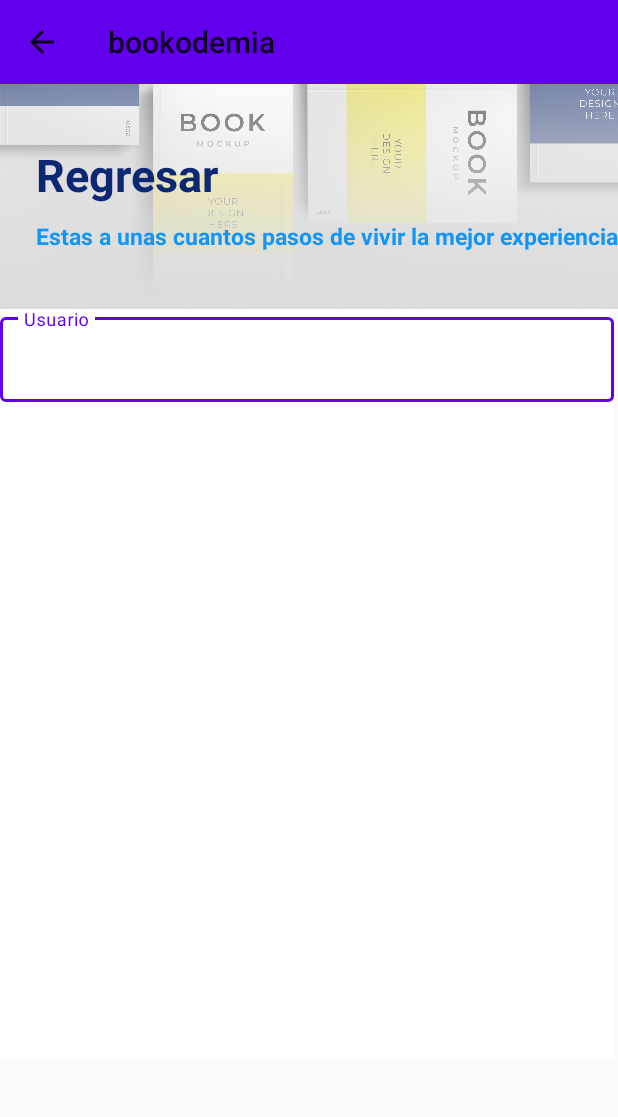
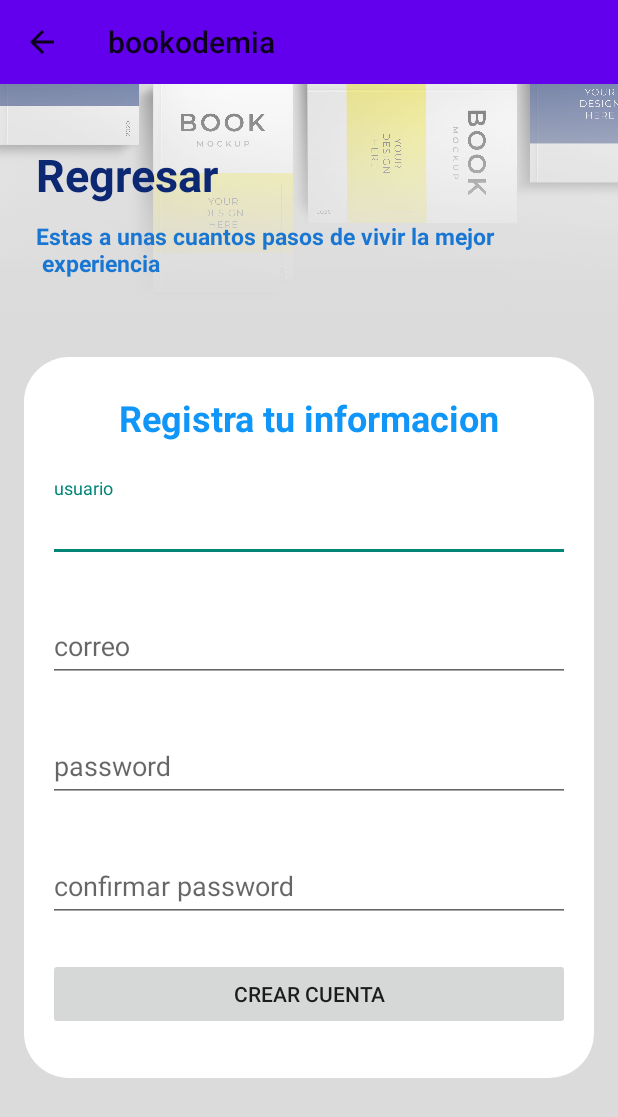
Before and after one commit to EdwMendz/Bookodemia, an Android app: the Registro screen opened directly, with no data from a screen before it, on a phone screen of 412 x 824 dp. Shown: the top 1117 px of the screen. Run offline under Robolectric (Android 15) with nearby library versions, the phone set to English and light mode, and no system bars.

Commit message:
Se trabajo en el diseño de registro de usuario

```diff
--- a/app/src/main/res/layout/activity_registro.xml
+++ b/app/src/main/res/layout/activity_registro.xml
@@ -4,14 +4,16 @@
     xmlns:tools="http://schemas.android.com/tools"
     android:layout_width="match_parent"
     android:layout_height="match_parent"
-    tools:context=".Registro">
+    tools:context=".Registro"
+    android:background="@color/background">
 
     <androidx.constraintlayout.widget.ConstraintLayout
         android:id="@+id/constraintLayout"
         android:layout_width="match_parent"
         android:layout_height="wrap_content"
         app:layout_constraintStart_toStartOf="parent"
-        tools:ignore="MissingConstraints">
+        tools:ignore="MissingConstraints"
+        android:background="@color/background">
 
         <ImageView
             android:id="@+id/imageView"
@@ -19,7 +21,8 @@
             android:layout_height="150dp"
             android:scaleType="centerCrop"
             android:src="@drawable/banner"
-            tools:ignore="MissingConstraints" />
+            tools:ignore="MissingConstraints"
+            android:contentDescription="TODO" />
 
 
         <TextView
@@ -28,7 +31,7 @@
             android:layout_height="wrap_content"
             android:layout_marginStart="24dp"
             android:layout_marginTop="40dp"
-            android:text="Regresar"
+            android:text="@string/tv_regresar"
             android:textColor="@color/primary"
             android:textSize="30sp"
             android:textStyle="bold"
@@ -41,8 +44,8 @@
             android:layout_height="wrap_content"
             android:layout_marginStart="24dp"
             android:layout_marginTop="10dp"
-            android:text="Estas a unas cuantos pasos de vivir la mejor experiencia "
-            android:textColor="@color/secondary"
+            android:text="@string/tv_experiencia"
+            android:textColor="#1976D2"
             android:textSize="15sp"
             android:textStyle="bold"
             app:layout_constraintStart_toStartOf="@+id/imageView"
@@ -50,37 +53,112 @@
 
 
         <com.google.android.material.card.MaterialCardView
-            android:layout_width="409dp"
-            android:layout_height="500dp"
+            android:layout_width="0dp"
+            android:layout_height="wrap_content"
+            android:layout_marginStart="16dp"
+            android:layout_marginTop="32dp"
+            android:layout_marginEnd="16dp"
+            app:layout_constraintEnd_toEndOf="parent"
+            app:layout_constraintStart_toStartOf="parent"
             app:layout_constraintTop_toBottomOf="@+id/imageView"
-            tools:layout_editor_absoluteX="1dp">
+            style="?attr/materialCardViewElevatedStyle"
+            app:cardCornerRadius="30dp"
+            android:elevation="10dp">
 
-            <com.google.android.material.textfield.TextInputLayout
-                android:id="@+id/usuario"
-                style="@style/Widget.MaterialComponents.TextInputLayout.OutlinedBox"
+            <androidx.constraintlayout.widget.ConstraintLayout
                 android:layout_width="match_parent"
-                android:layout_height="wrap_content"
-                android:hint="Usuario">
+                android:layout_height="match_parent">
 
-                <com.google.android.material.textfield.TextInputEditText
-                    android:layout_width="match_parent"
+                <TextView
+                    android:id="@+id/textView"
+                    android:layout_width="wrap_content"
                     android:layout_height="wrap_content"
-                    android:inputType="text" />
+                    android:layout_marginTop="24dp"
+                    android:text="@string/tv_registra_tu_informacion"
+                    android:textColor="@color/secondary"
+                    android:textSize="24sp"
+                    android:textStyle="bold"
+                    app:layout_constraintEnd_toEndOf="parent"
+                    app:layout_constraintStart_toStartOf="parent"
+                    app:layout_constraintTop_toTopOf="parent" />
 
-            </com.google.android.material.textfield.TextInputLayout>
+                <com.google.android.material.textfield.TextInputLayout
+                    android:id="@+id/textInputLayout2"
+                    android:layout_width="0dp"
+                    android:layout_height="wrap_content"
+                    android:layout_marginStart="16dp"
+                    android:layout_marginTop="24dp"
+                    android:layout_marginEnd="16dp"
+                    android:layout_marginBottom="16dp"
+                    app:layout_constraintBottom_toTopOf="@+id/textInputLayout3"
+                    app:layout_constraintEnd_toEndOf="parent"
+                    app:layout_constraintStart_toStartOf="parent"
+                    app:layout_constraintTop_toBottomOf="@+id/textView">
 
-            <com.google.android.material.textfield.TextInputLayout
-                android:id="@+id/email"
-                style="@style/Widget.MaterialComponents.TextInputLayout.OutlinedBox"
-                android:layout_width="match_parent"
-                android:layout_height="wrap_content"
-                android:hint="correo"
-                >
+                    <com.google.android.material.textfield.TextInputEditText
+                        android:layout_width="match_parent"
+                        android:layout_height="wrap_content"
+                        android:hint="@string/tiet_usuario" />
+                </com.google.android.material.textfield.TextInputLayout>
 
+                <com.google.android.material.textfield.TextInputLayout
+                    android:id="@+id/textInputLayout3"
+                    android:layout_width="0dp"
+                    android:layout_height="wrap_content"
+                    android:layout_marginTop="24dp"
+                    app:layout_constraintEnd_toEndOf="@+id/textInputLayout2"
+                    app:layout_constraintStart_toStartOf="@+id/textInputLayout2"
+                    app:layout_constraintTop_toBottomOf="@+id/textInputLayout2">
 
-            </com.google.android.material.textfield.TextInputLayout>
+                    <com.google.android.material.textfield.TextInputEditText
+                        android:layout_width="match_parent"
+                        android:layout_height="wrap_content"
+                        android:hint="@string/tiet_correo" />
+                </com.google.android.material.textfield.TextInputLayout>
 
+                <com.google.android.material.textfield.TextInputLayout
+                    android:id="@+id/textInputLayout4"
+                    android:layout_width="0dp"
+                    android:layout_height="wrap_content"
+                    android:layout_marginTop="24dp"
+                    app:layout_constraintEnd_toEndOf="@+id/textInputLayout3"
+                    app:layout_constraintStart_toStartOf="@+id/textInputLayout3"
+                    app:layout_constraintTop_toBottomOf="@+id/textInputLayout3">
 
+                    <com.google.android.material.textfield.TextInputEditText
+                        android:layout_width="match_parent"
+                        android:layout_height="wrap_content"
+                        android:hint="@string/tiet_contrasena" />
+                </com.google.android.material.textfield.TextInputLayout>
+
+                <com.google.android.material.textfield.TextInputLayout
+                    android:id="@+id/textInputLayout5"
+                    android:layout_width="0dp"
+                    android:layout_height="wrap_content"
+                    android:layout_marginTop="24dp"
+                    app:layout_constraintEnd_toEndOf="@+id/textInputLayout4"
+                    app:layout_constraintStart_toStartOf="@+id/textInputLayout4"
+                    app:layout_constraintTop_toBottomOf="@+id/textInputLayout4">
+
+                    <com.google.android.material.textfield.TextInputEditText
+                        android:layout_width="match_parent"
+                        android:layout_height="wrap_content"
+                        android:hint="@string/tiet_password" />
+                </com.google.android.material.textfield.TextInputLayout>
+
+                <Button
+                    android:id="@+id/button2"
+                    android:layout_width="0dp"
+                    android:layout_height="wrap_content"
+                    android:layout_marginTop="24dp"
+                    android:layout_marginBottom="32dp"
+                    android:text="@string/btn_crear_cuenta"
+                    app:layout_constraintBottom_toBottomOf="parent"
+                    app:layout_constraintEnd_toEndOf="@+id/textInputLayout5"
+                    app:layout_constraintStart_toStartOf="@+id/textInputLayout5"
+                    app:layout_constraintTop_toBottomOf="@+id/textInputLayout5" />
+
+            </androidx.constraintlayout.widget.ConstraintLayout>
         </com.google.android.material.card.MaterialCardView>
 
 
--- a/app/src/main/res/values/strings.xml
+++ b/app/src/main/res/values/strings.xml
@@ -1,3 +1,11 @@
 <resources>
     <string name="app_name">bookodemia</string>
+    <string name="tv_regresar">Regresar</string>
+    <string name="tv_experiencia">Estas a unas cuantos pasos de vivir la mejor \n experiencia</string>
+    <string name="tv_registra_tu_informacion">Registra tu informacion</string>
+    <string name="tiet_usuario">usuario</string>
+    <string name="tiet_correo">correo</string>
+    <string name="tiet_contrasena">password</string>
+    <string name="tiet_password">confirmar password</string>
+    <string name="btn_crear_cuenta">CREAR CUENTA</string>
 </resources>
```
